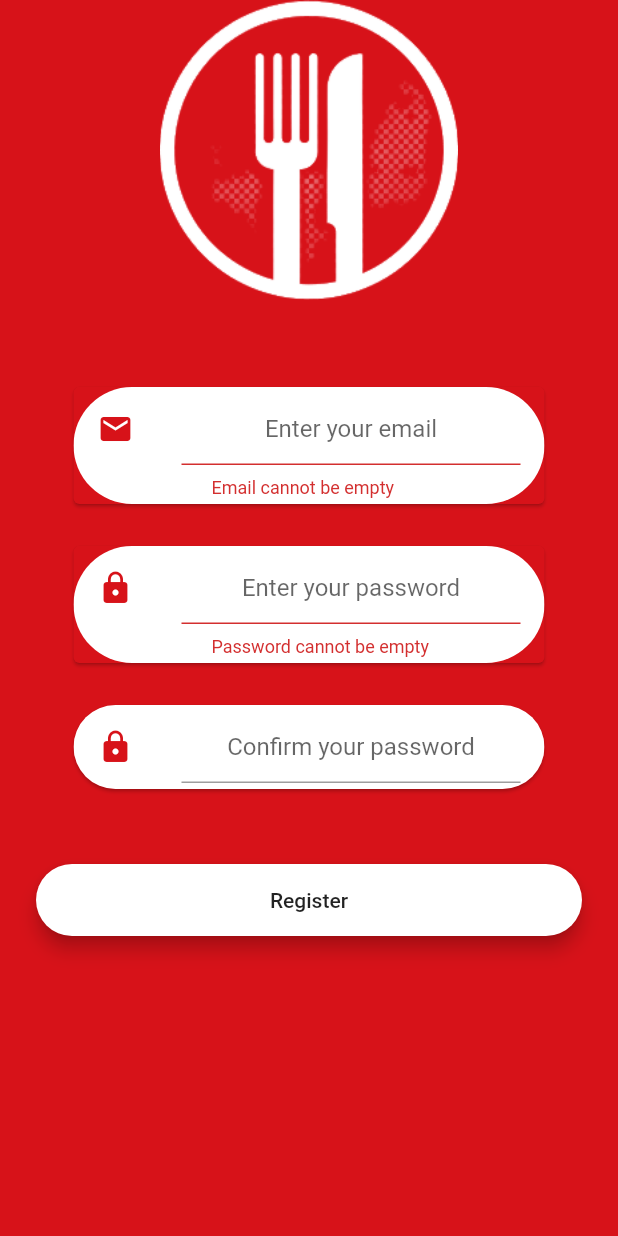
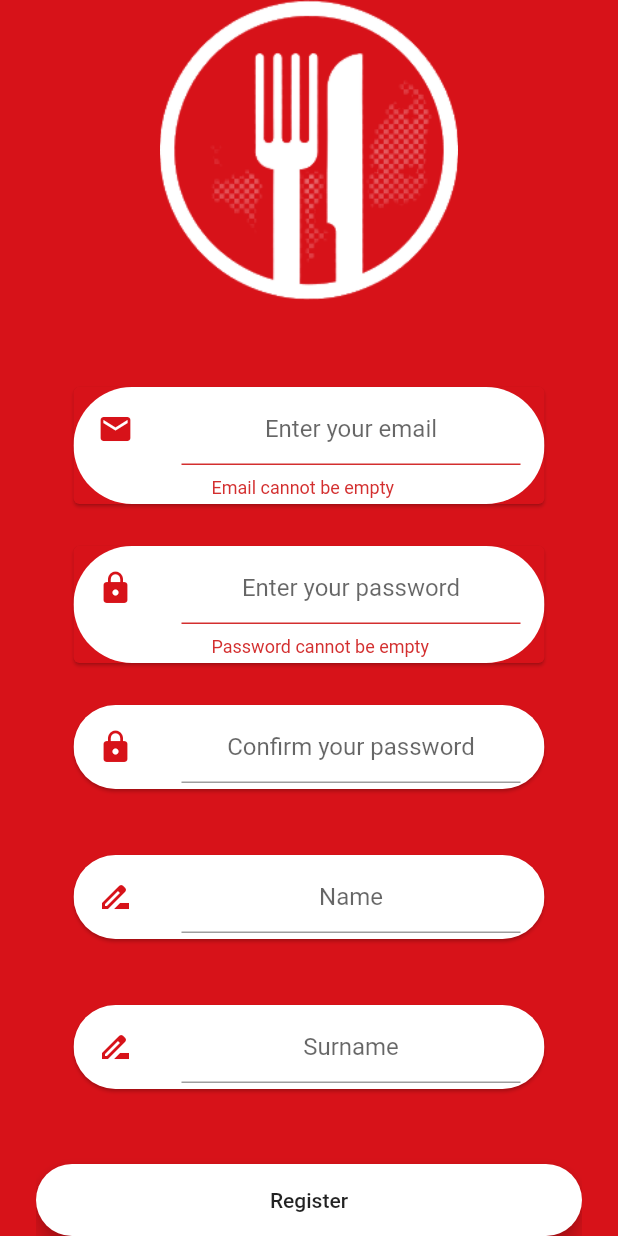
Before and after one commit to CemTitor/Restaurant-System, a Flutter app: the SignupScreen screen opened by its route, after a tap on "Register", on a phone screen of 412 x 824 dp. Run offline on Flutter 3.47's test engine with Material 2 defaults, Android fonts, the phone set to English and light mode, and no system bars; our stand-ins replace animated_text_kit, carousel_pro, cloud_firestore, firebase_auth, firebase_core; accounts and stored records are empty.

Commit message:
Register also name and surname with cloud firestore

```diff
--- a/lib/screens/signup_screen.dart
+++ b/lib/screens/signup_screen.dart
@@ -4,10 +4,13 @@ import 'package:restaurant_system/components/rounded_button.dart';
 import 'package:firebase_auth/firebase_auth.dart';
 import 'package:restaurant_system/screens/first_screen.dart';
 import 'package:restaurant_system/screens/main_screen.dart';
-import 'package:restaurant_system/screens/home_screen.dart';
+import 'package:cloud_firestore/cloud_firestore.dart';
+
+final _firestore = FirebaseFirestore.instance;
 
 class SignupScreen extends StatefulWidget {
   static const String id = 'registration_screen';
+
   @override
   _SignupScreenState createState() => _SignupScreenState();
 }
@@ -17,9 +20,12 @@ class _SignupScreenState extends State<SignupScreen> {
   final _confirmPasswordController = TextEditingController();
 
   final _auth = FirebaseAuth.instance; //authentication
+
   String email;
   String password;
   String confirmPassword;
+  String name;
+  String surname;
 
   @override
   void dispose() {
@@ -82,7 +88,7 @@ class _SignupScreenState extends State<SignupScreen> {
                         hintText: 'Enter your email'),
                   ),
                 ),
-              ),
+              ), //email
               SizedBox(
                 height: 8.0,
               ),
@@ -118,7 +124,7 @@ class _SignupScreenState extends State<SignupScreen> {
                       decoration: kTextFieldDecoration.copyWith(
                           hintText: 'Enter your password')),
                 ),
-              ),
+              ), //password
               SizedBox(
                 height: 8.0,
               ),
@@ -155,7 +161,65 @@ class _SignupScreenState extends State<SignupScreen> {
                       decoration: kTextFieldDecoration.copyWith(
                           hintText: 'Confirm your password')),
                 ),
+              ), //confirm pass
+              SizedBox(
+                height: 24.0,
               ),
+              Card(
+                color: Color(0xFFD71219),
+                shape: RoundedRectangleBorder(
+                  borderRadius: BorderRadius.circular(40.0),
+                ),
+                margin: EdgeInsets.symmetric(vertical: 10.0, horizontal: 25.0),
+                child: ListTile(
+                  shape: RoundedRectangleBorder(
+                    borderRadius: BorderRadius.circular(100.0),
+                  ),
+                  leading: Icon(
+                    Icons.drive_file_rename_outline,
+                    color: Color(0xFFD71219),
+                  ),
+                  tileColor: Colors.white,
+                  title: TextFormField(
+                      autovalidateMode: AutovalidateMode.always,
+                      keyboardType: TextInputType.emailAddress,
+                      textAlign: TextAlign.center,
+                      onChanged: (value) {
+                        name = value;
+                      },
+                      decoration:
+                          kTextFieldDecoration.copyWith(hintText: 'Name')),
+                ),
+              ), //name
+              SizedBox(
+                height: 24.0,
+              ),
+              Card(
+                color: Color(0xFFD71219),
+                shape: RoundedRectangleBorder(
+                  borderRadius: BorderRadius.circular(40.0),
+                ),
+                margin: EdgeInsets.symmetric(vertical: 10.0, horizontal: 25.0),
+                child: ListTile(
+                  shape: RoundedRectangleBorder(
+                    borderRadius: BorderRadius.circular(100.0),
+                  ),
+                  leading: Icon(
+                    Icons.drive_file_rename_outline,
+                    color: Color(0xFFD71219),
+                  ),
+                  tileColor: Colors.white,
+                  title: TextFormField(
+                      autovalidateMode: AutovalidateMode.always,
+                      keyboardType: TextInputType.emailAddress,
+                      textAlign: TextAlign.center,
+                      onChanged: (value) {
+                        surname = value;
+                      },
+                      decoration:
+                          kTextFieldDecoration.copyWith(hintText: 'Surname')),
+                ),
+              ), //surname
               SizedBox(
                 height: 24.0,
               ),
@@ -170,6 +234,21 @@ class _SignupScreenState extends State<SignupScreen> {
                       final newUser =
                           await _auth.createUserWithEmailAndPassword(
                               email: email, password: password);
+                      _firestore
+                          .collection('users')
+                          .doc(_auth.currentUser.uid)
+                          .set({
+                        'email': email,
+                        'password': password,
+                        'name': name,
+                        'surname': surname,
+                      });
+                      // _firestore.collection('users').add({
+                      //   'email': _auth.currentUser.email,
+                      //   'password': password,
+                      //   'name': name,
+                      //   'surname': surname,
+                      // });
                       if (newUser != null) {
                         Navigator.pushNamed(context, FirstScreen.id);
                       }
```
Also changed, not shown: 1 other file.
